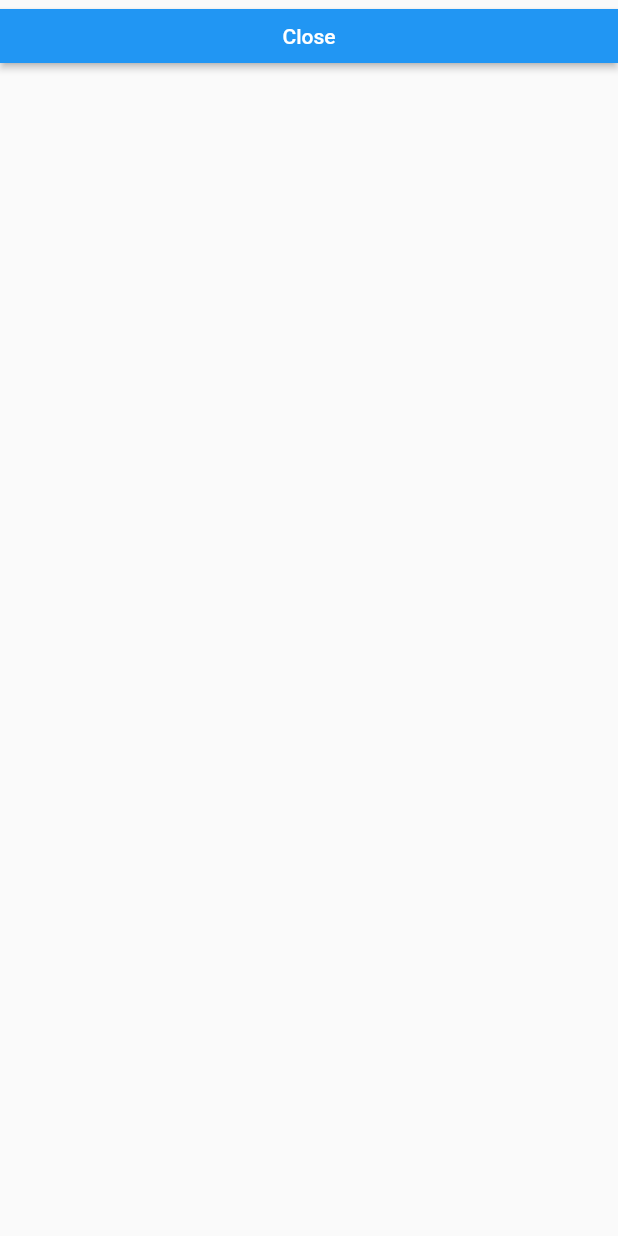
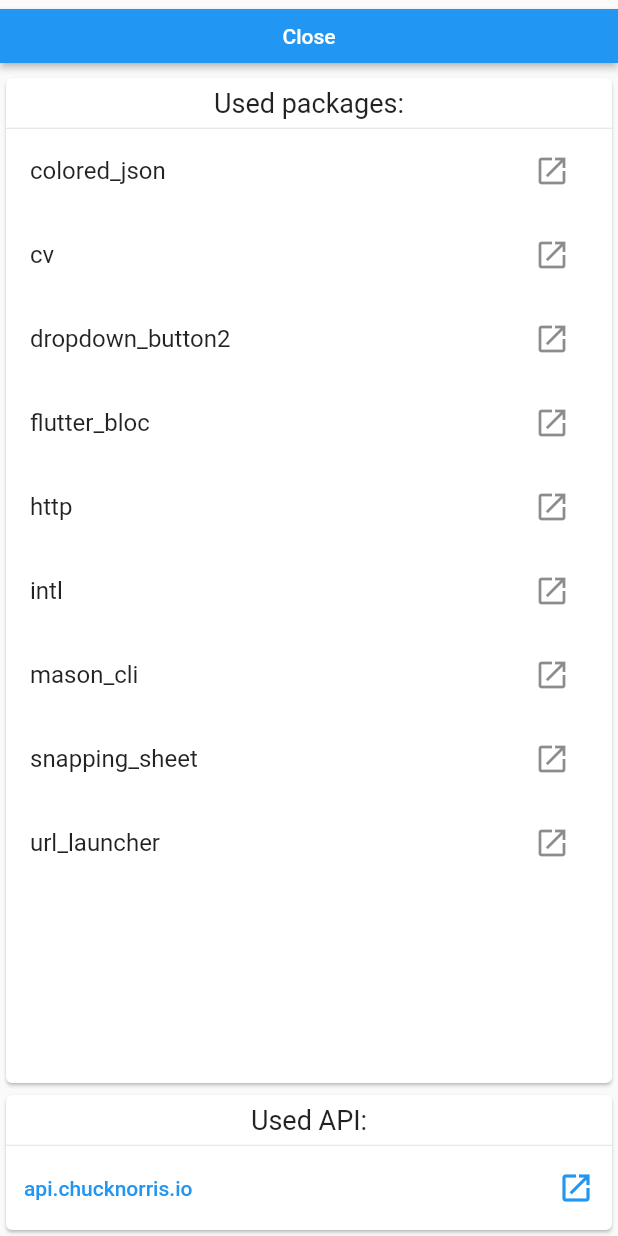
Before and after one commit to Metal666-NAU/chuck_norris_facts, a Flutter app: the screen it shows after launch, after a tap on the "info outline" icon, on a phone screen of 412 x 824 dp. Run offline on Flutter 3.47's test engine with Material 2 defaults, Android fonts, the phone set to English and light mode, and no system bars; our stand-ins replace dropdown_button2, flutter_bloc; missing offline and left inert: bitsdojo_window, cv, snapping_sheet; network calls fail; statements that could not run were skipped.

Commit message:
Final touches...
- Added screenshots to README.
- Set min size on app window.
- Added snackbar notifications when text is copied.
- Added used packages and API to the Info screen.
- Overall UI polish.

```diff
--- a/lib/data/api/chuck_norris_api_repository.dart
+++ b/lib/data/api/chuck_norris_api_repository.dart
@@ -31,10 +31,11 @@ class ChuckNorrisApiRepository {
 
 class ChuckNorrisApi {
   static const String address = 'api.chucknorris.io';
-  static String logoPath = 'img/chucknorris_icon.png';
-  static String jokeCategoriesPath = 'jokes/categories';
-  static String randomJokePath = 'jokes/random';
+  static const String logoPath = 'img/chucknorris_icon.png';
+  static const String jokeCategoriesPath = 'jokes/categories';
+  static const String randomJokePath = 'jokes/random';
 
+  static Uri api() => Uri.https(address);
   static Uri logo() => Uri.https(address, logoPath);
   static Uri jokeCategories() => Uri.https(address, jokeCategoriesPath);
   static Uri randomJoke([final String? category]) => Uri.https(
--- a/lib/main.dart
+++ b/lib/main.dart
@@ -1,3 +1,4 @@
+import 'package:bitsdojo_window/bitsdojo_window.dart';
 import 'package:cv/cv.dart';
 import 'package:flutter/material.dart';
 import 'package:flutter_bloc/flutter_bloc.dart';
@@ -10,6 +11,11 @@ void main() {
   registerCvConstructors();
 
   runApp(MainApp());
+
+  doWhenWindowReady(() {
+    appWindow.minSize = const Size(300, 350);
+    appWindow.alignment = Alignment.center;
+  });
 }
 
 void registerCvConstructors() {
--- a/lib/pages/home/info.dart
+++ b/lib/pages/home/info.dart
@@ -1,9 +1,22 @@
 import 'package:flutter/material.dart';
-import 'package:flutter_custom_license_page/flutter_custom_license_page.dart';
+import 'package:url_launcher/url_launcher.dart';
 
+import '../../data/api/chuck_norris_api_repository.dart';
 import 'page_base.dart';
 
 class InfoPage extends PageBase {
+  static const List<String> installedPackages = [
+    'colored_json',
+    'cv',
+    'dropdown_button2',
+    'flutter_bloc',
+    'http',
+    'intl',
+    'mason_cli',
+    'snapping_sheet',
+    'url_launcher',
+  ];
+
   const InfoPage({super.key});
 
   @override
@@ -11,9 +24,75 @@ class InfoPage extends PageBase {
         mainPanel(),
       );
 
-  Widget mainPanel() => CustomLicensePage((
-        final context,
-        final licenseData,
-      ) =>
-          Text(''));
+  Widget mainPanel() {
+    Widget section({
+      final bool isExpanded = false,
+      required final String header,
+      required final Widget content,
+    }) =>
+        Expanded(
+          flex: isExpanded ? 1 : 0,
+          child: Card(
+            child: Column(
+              children: [
+                Padding(
+                  padding: const EdgeInsets.all(6),
+                  child: Text(
+                    header,
+                    style: const TextStyle(fontSize: 18),
+                  ),
+                ),
+                const Divider(height: 1),
+                Expanded(
+                  flex: isExpanded ? 1 : 0,
+                  child: content,
+                ),
+              ],
+            ),
+          ),
+        );
+
+    return Column(
+      crossAxisAlignment: CrossAxisAlignment.stretch,
+      children: [
+        section(
+          isExpanded: true,
+          header: 'Used packages:',
+          content: ListView.builder(
+            itemCount: installedPackages.length,
+            itemBuilder: (final context, final index) {
+              final String package = installedPackages[index];
+
+              return ListTile(
+                title: Text(package),
+                trailing: IconButton(
+                  onPressed: () async => await launchUrl(
+                    Uri.https('pub.dev', 'packages/$package'),
+                  ),
+                  icon: const Icon(Icons.open_in_new),
+                ),
+              );
+            },
+          ),
+        ),
+        section(
+          header: 'Used API:',
+          content: Padding(
+            padding: const EdgeInsets.all(4),
+            child: TextButton(
+              onPressed: () async => await launchUrl(
+                ChuckNorrisApi.api(),
+              ),
+              child: Row(
+                children: const [
+                  Expanded(child: Text(ChuckNorrisApi.address)),
+                  Icon(Icons.open_in_new)
+                ],
+              ),
+            ),
+          ),
+        ),
+      ],
+    );
+  }
 }
--- a/lib/pages/home/page_base.dart
+++ b/lib/pages/home/page_base.dart
@@ -3,8 +3,8 @@ import 'package:flutter/material.dart';
 abstract class PageBase extends StatelessWidget {
   const PageBase({super.key});
 
-  Widget root(final Widget content) => Material(
-        child: Column(
+  Widget root(final Widget content) => Scaffold(
+        body: Column(
           crossAxisAlignment: CrossAxisAlignment.stretch,
           children: [
             Builder(builder: closeButton),
--- a/pubspec.yaml
+++ b/pubspec.yaml
@@ -7,13 +7,13 @@ environment:
   sdk: '>=2.19.6 <3.0.0'
 
 dependencies:
+  bitsdojo_window: ^0.1.5
   colored_json: ^1.1.2
   cv: ^0.2.11
   dropdown_button2: ^2.1.0
   flutter:
     sdk: flutter
   flutter_bloc: ^8.1.2
-  flutter_custom_license_page: ^0.0.3
   http: ^0.13.5
   intl: ^0.18.1
   mason_cli: ^0.1.0-dev.50
```
Also changed, not shown: lib/pages/home.dart (+14 -6 lines), lib/pages/home/api_response_details.dart (+11 -6 lines), lib/pages/page_mixin.dart (added, +12 -0 lines), img/api-response-details-page.png (added), img/home-page-with-expanded-response.png (added), img/home-page.png (added), img/info-page.png (added), pubspec.lock, 4 other files.
